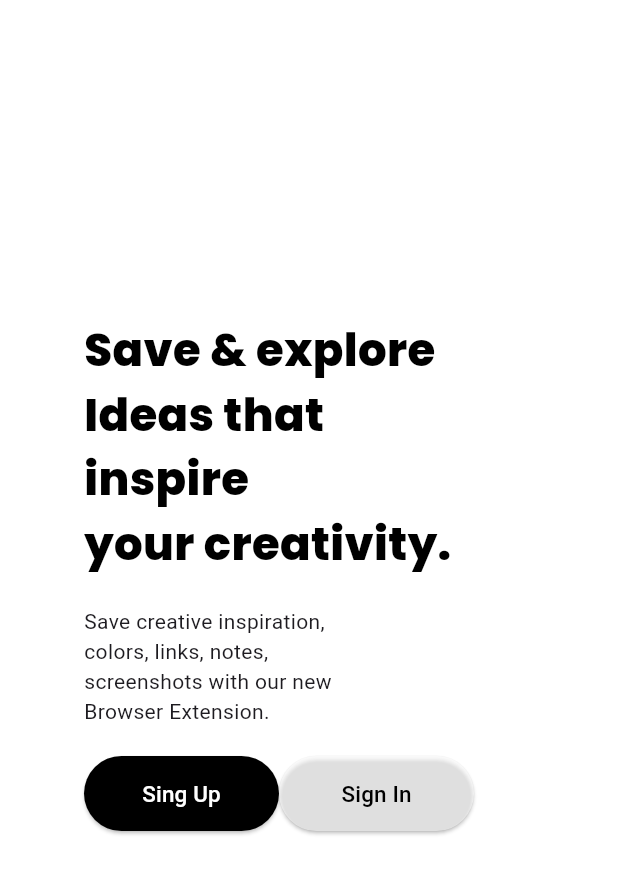
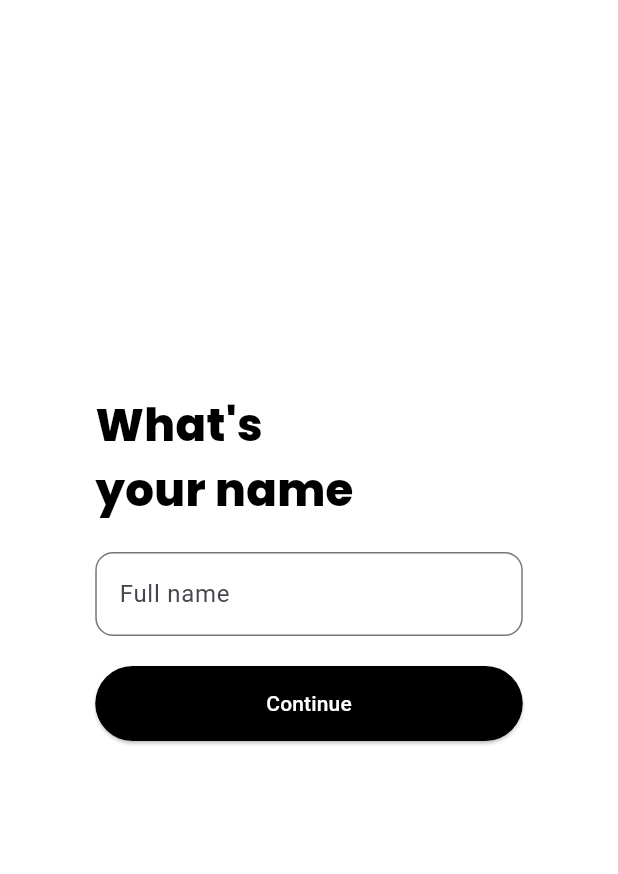
Before and after one commit to TiffanyDella/designspiration, a Flutter app: the screen it shows after launch, after a tap on "Sing Up", on a phone screen of 412 x 824 dp. Shown: the top 874 px of the screen. Run offline on Flutter 3.47's test engine with Material 3 defaults, Android fonts, the phone set to English and light mode, and no system bars.

Commit message:
выгу выгу

```diff
--- a/lib/StartScreens/SignUp.dart
+++ b/lib/StartScreens/SignUp.dart
@@ -0,0 +1,150 @@
+import 'package:flutter/material.dart';
+final _formKey = GlobalKey<FormState>();
+
+class SignUp extends StatefulWidget {
+  @override
+  State<SignUp> createState() => SignUpPage();
+}
+
+class Password extends StatefulWidget {
+  @override
+  State<Password> createState() => PasswordPage();
+}
+
+
+class SignUpPage extends State<SignUp>{
+  @override
+  Widget build(BuildContext context) {
+    return Scaffold(
+      backgroundColor: Colors.white,
+      body: Center(
+        child: Container(
+          width: 285,
+          height: 300,
+          child: Align(
+            alignment: Alignment.centerLeft,
+            child: Column(
+              mainAxisSize: MainAxisSize.max,
+              crossAxisAlignment: CrossAxisAlignment.start,
+              children: <Widget> [
+                Text('What\'s', style: TextStyle(color: Colors.black, fontSize: 30, fontFamily: 'PoppinsEB')),
+                Text('your name', style: TextStyle(color: Colors.black, fontSize: 30, fontFamily: 'PoppinsEB')),
+                Padding(padding: EdgeInsets.only(top: 20.0)),
+              Form(
+                key: _formKey,
+                child: Column(
+                children: [
+                  TextFormField(
+                    decoration: InputDecoration(
+                      labelText: "Full name",
+                      border:  OutlineInputBorder(
+                        borderRadius: BorderRadius.circular(12.0),
+                      )
+                    ),
+                    validator: (value) {
+                      if (value == null || value.isEmpty) {
+                        return 'Please enter your full name';
+                      }
+                      return null;
+                    },
+                  ),
+                  Padding(padding: EdgeInsets.only(top: 20.0)),
+                  ElevatedButton(
+                    onPressed: () {
+                      if (_formKey.currentState!.validate()) {
+                      Navigator.push(context,
+                      MaterialPageRoute(builder: (context) => Password()));
+                      }
+                    },
+                    style: ElevatedButton.styleFrom(
+                      backgroundColor: Colors.black,
+                      minimumSize: const Size(290, 50),
+
+                    ),
+                    child: Text ('Continue', style: TextStyle(color: Colors.white),),
+                  )
+                ],
+              )
+              )
+              ],
+
+            ),
+
+
+
+          ),
+        ),
+      ),
+    );
+  }
+}
+
+class PasswordPage extends State<Password>{
+  @override
+  Widget build(BuildContext context) {
+    return Scaffold(
+      backgroundColor: Colors.white,
+      body: Center(
+        child: Container(
+          height: 330,
+          width: 285,
+          child: Align(
+              alignment: Alignment.centerLeft,
+              child: Column(
+                mainAxisSize: MainAxisSize.max,
+                crossAxisAlignment: CrossAxisAlignment.start,
+                children: <Widget> [
+                  Text('Set your', style: TextStyle(color: Colors.black, fontSize: 30, fontFamily: 'PoppinsEB')),
+                  Text('Password', style: TextStyle(color: Colors.black, fontSize: 30, fontFamily: 'PoppinsEB')),
+                  Padding(padding: EdgeInsets.only(top: 20.0)),
+                  Form(
+                    key: _formKey,
+                    child: Column(
+                      children: [
+                        TextFormField(
+                          decoration: InputDecoration(
+                              labelText: "password",
+                              border:  OutlineInputBorder(
+                                borderRadius: BorderRadius.circular(12.0),
+                              )
+                          ),
+                        ),
+                        Padding(padding: EdgeInsets.only(top: 20.0)),
+                        TextFormField(
+                          decoration: InputDecoration(
+                              labelText: "password",
+                              border:  OutlineInputBorder(
+                                borderRadius: BorderRadius.circular(12.0),
+                              )
+                          ),
+                        ),
+                        Padding(padding: EdgeInsets.only(top: 20.0)),
+                        ElevatedButton(
+                          onPressed: () {
+                            if (_formKey.currentState!.validate()) {
+                              Navigator.push(context,
+                                  MaterialPageRoute(builder: (context) => Password()));
+                            }
+                          },
+                          style: ElevatedButton.styleFrom(
+                            backgroundColor: Colors.black,
+                            minimumSize: const Size(290, 50),
+
+                          ),
+                          child: Text ('Continue', style: TextStyle(color: Colors.white),),
+                        )
+                      ],
+
+                      ),
+                    ),
+
+                ],
+
+            )
+          )
+        )
+      ),
+    );
+  }
+
+}
--- a/lib/main.dart
+++ b/lib/main.dart
@@ -1,7 +1,6 @@
-
-
+import 'package:designspiration/StartScreens/SignIn.dart';
+import 'package:designspiration/StartScreens/SignUp.dart';
 import 'package:flutter/material.dart';
-
 
 void main() {
   runApp(const MyApp());
@@ -13,6 +12,7 @@ class MyApp extends StatelessWidget {
   @override
   Widget build(BuildContext context) {
     return MaterialApp(
+      debugShowCheckedModeBanner: false,
       title: 'Flutter Demo',
       theme: ThemeData(
         primarySwatch: Colors.blue,
@@ -36,7 +36,7 @@ class _MyHomePageState extends State<MyHomePage> {
       backgroundColor: Colors.white,
       body: Center(
         child: Container(
-          width: 300,
+          width: 285,
           height: 400,
           child: Align(
             alignment: Alignment.centerLeft,
@@ -62,16 +62,20 @@ class _MyHomePageState extends State<MyHomePage> {
 
 
                       ElevatedButton(
-                        onPressed: () {},
+                        onPressed: () {
+                          Navigator.push(context, MaterialPageRoute(builder: (context) => SignUp()));
+                        },
                         style: ElevatedButton.styleFrom(
                           backgroundColor: Colors.black,
                           minimumSize: const Size(130, 50),
                         ),
                       child: Text('Sing Up', style: TextStyle(color: Colors.white, fontSize: 15),),
                       ),
-
+                      Spacer(),
                       ElevatedButton(
-                        onPressed: () {},
+                        onPressed: () {
+                          Navigator.push(context, MaterialPageRoute(builder: (context) => SignIn()));
+                        },
                         style: ElevatedButton.styleFrom(
                           backgroundColor: Colors.white54,
                           minimumSize: const Size(130, 50),
```
Also changed, not shown: lib/StartScreens/SignIn.dart (+16 -0 lines).
